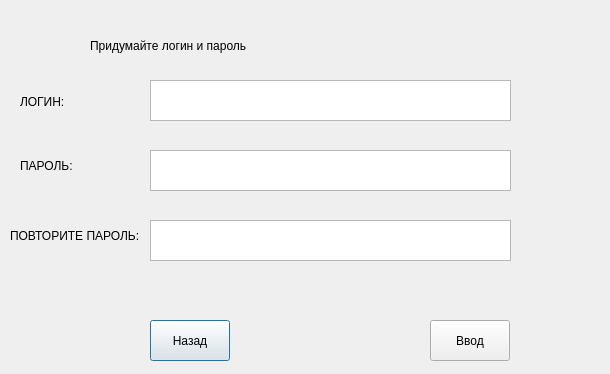
Old version of the form regokno.ui in the repository Undeadguy0/PassHive.
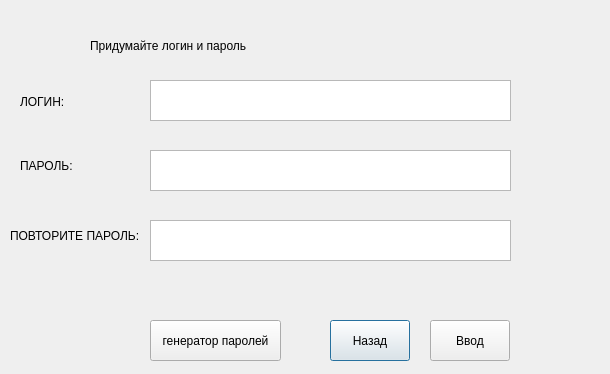
New version of the form.

The edit to the form file:
```diff
--- a/regokno.ui
+++ b/regokno.ui
@@ -55,7 +55,7 @@
   <widget class="QPushButton" name="nazad_knopka">
    <property name="geometry">
     <rect>
-     <x>150</x>
+     <x>330</x>
      <y>320</y>
      <width>80</width>
      <height>41</height>
@@ -121,6 +121,19 @@
     </rect>
    </property>
   </widget>
+  <widget class="QPushButton" name="gen_knopka">
+   <property name="geometry">
+    <rect>
+     <x>150</x>
+     <y>320</y>
+     <width>131</width>
+     <height>41</height>
+    </rect>
+   </property>
+   <property name="text">
+    <string>генератор паролей</string>
+   </property>
+  </widget>
  </widget>
  <resources/>
  <connections/>
```
